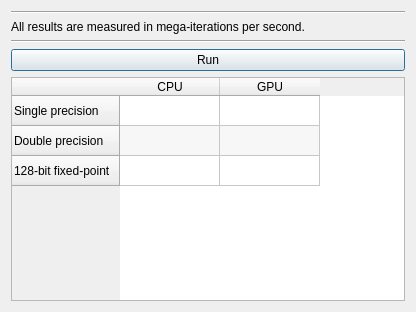
Old version of the form benchmarks.ui in the repository QlowB/Almond.
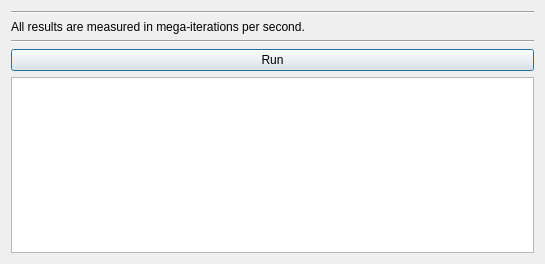
New version of the form.

```diff
--- a/benchmarks.ui
+++ b/benchmarks.ui
@@ -6,8 +6,8 @@
    <rect>
     <x>0</x>
     <y>0</y>
-    <width>416</width>
-    <height>312</height>
+    <width>545</width>
+    <height>264</height>
    </rect>
   </property>
   <property name="windowTitle">
@@ -53,36 +53,11 @@
         <bool>true</bool>
        </property>
        <property name="rowCount">
-        <number>3</number>
+        <number>0</number>
        </property>
        <property name="columnCount">
-        <number>2</number>
+        <number>0</number>
        </property>
-       <row>
-        <property name="text">
-         <string>Single precision</string>
-        </property>
-       </row>
-       <row>
-        <property name="text">
-         <string>Double precision</string>
-        </property>
-       </row>
-       <row>
-        <property name="text">
-         <string>128-bit fixed-point</string>
-        </property>
-       </row>
-       <column>
-        <property name="text">
-         <string>CPU</string>
-        </property>
-       </column>
-       <column>
-        <property name="text">
-         <string>GPU</string>
-        </property>
-       </column>
       </widget>
      </item>
     </layout>
```
Left out of the diff: 6 changed lines with no effect on the pictures.
